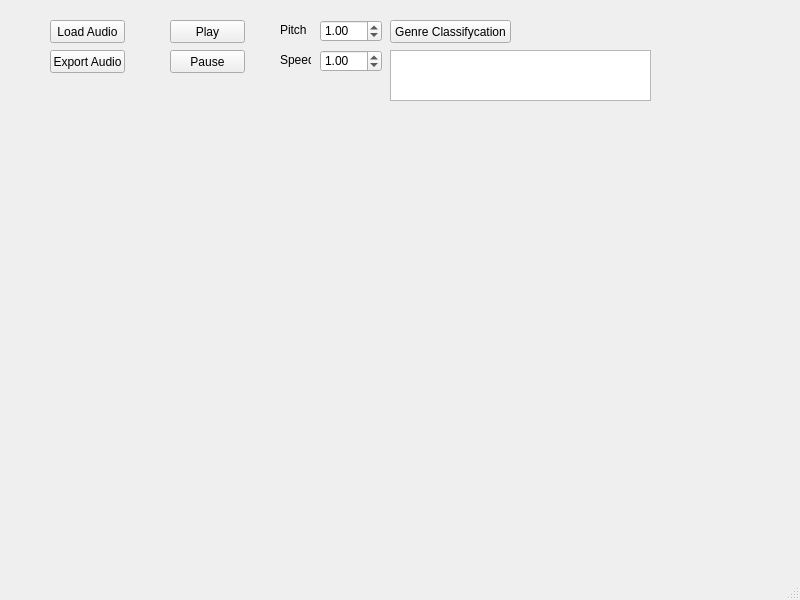
This is ui.ui in AdaChen445/MIR_term as Qt 5 draws it before an edit. The edited form follows.
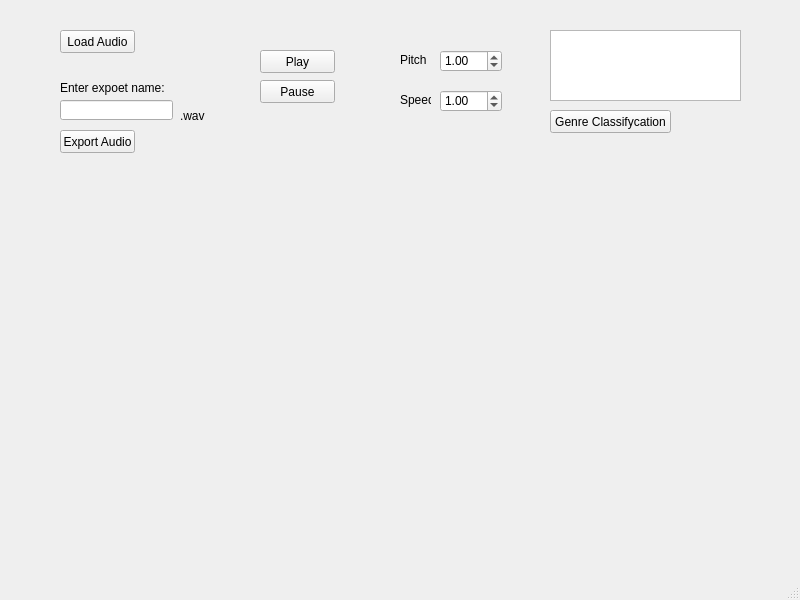
This is the edited form.

```diff
--- a/ui.ui
+++ b/ui.ui
@@ -17,8 +17,8 @@
    <widget class="QPushButton" name="load_audio">
     <property name="geometry">
      <rect>
-      <x>50</x>
-      <y>20</y>
+      <x>60</x>
+      <y>30</y>
       <width>75</width>
       <height>23</height>
      </rect>
@@ -30,8 +30,8 @@
    <widget class="QPushButton" name="gc">
     <property name="geometry">
      <rect>
-      <x>390</x>
-      <y>20</y>
+      <x>550</x>
+      <y>110</y>
       <width>121</width>
       <height>23</height>
      </rect>
@@ -43,8 +43,8 @@
    <widget class="QLabel" name="pitch">
     <property name="geometry">
      <rect>
-      <x>280</x>
-      <y>20</y>
+      <x>400</x>
+      <y>50</y>
       <width>31</width>
       <height>20</height>
      </rect>
@@ -56,8 +56,8 @@
    <widget class="QPushButton" name="play">
     <property name="geometry">
      <rect>
-      <x>170</x>
-      <y>20</y>
+      <x>260</x>
+      <y>50</y>
       <width>75</width>
       <height>23</height>
      </rect>
@@ -69,8 +69,8 @@
    <widget class="QPushButton" name="pause">
     <property name="geometry">
      <rect>
-      <x>170</x>
-      <y>50</y>
+      <x>260</x>
+      <y>80</y>
       <width>75</width>
       <height>23</height>
      </rect>
@@ -82,8 +82,8 @@
    <widget class="QPushButton" name="export_audio">
     <property name="geometry">
      <rect>
-      <x>50</x>
-      <y>50</y>
+      <x>60</x>
+      <y>130</y>
       <width>75</width>
       <height>23</height>
      </rect>
@@ -95,8 +95,8 @@
    <widget class="QLabel" name="speed">
     <property name="geometry">
      <rect>
-      <x>280</x>
-      <y>50</y>
+      <x>400</x>
+      <y>90</y>
       <width>31</width>
       <height>20</height>
      </rect>
@@ -108,18 +108,18 @@
    <widget class="QTextBrowser" name="gc_result">
     <property name="geometry">
      <rect>
-      <x>390</x>
-      <y>50</y>
-      <width>261</width>
-      <height>51</height>
+      <x>550</x>
+      <y>30</y>
+      <width>191</width>
+      <height>71</height>
      </rect>
     </property>
    </widget>
    <widget class="QDoubleSpinBox" name="speed_spin">
     <property name="geometry">
      <rect>
-      <x>320</x>
-      <y>50</y>
+      <x>440</x>
+      <y>90</y>
       <width>62</width>
       <height>22</height>
      </rect>
@@ -137,8 +137,8 @@
    <widget class="QDoubleSpinBox" name="pitch_spin">
     <property name="geometry">
      <rect>
-      <x>320</x>
-      <y>20</y>
+      <x>440</x>
+      <y>50</y>
       <width>62</width>
       <height>22</height>
      </rect>
@@ -150,6 +150,42 @@
      <double>1.000000000000000</double>
     </property>
    </widget>
+   <widget class="QLineEdit" name="export_name">
+    <property name="geometry">
+     <rect>
+      <x>60</x>
+      <y>100</y>
+      <width>113</width>
+      <height>20</height>
+     </rect>
+    </property>
+   </widget>
+   <widget class="QLabel" name="wav">
+    <property name="geometry">
+     <rect>
+      <x>180</x>
+      <y>110</y>
+      <width>47</width>
+      <height>12</height>
+     </rect>
+    </property>
+    <property name="text">
+     <string>.wav</string>
+    </property>
+   </widget>
+   <widget class="QLabel" name="enterExportNmae">
+    <property name="geometry">
+     <rect>
+      <x>60</x>
+      <y>80</y>
+      <width>121</width>
+      <height>16</height>
+     </rect>
+    </property>
+    <property name="text">
+     <string>Enter expoet name:</string>
+    </property>
+   </widget>
   </widget>
   <widget class="QMenuBar" name="menubar">
    <property name="geometry">
```
